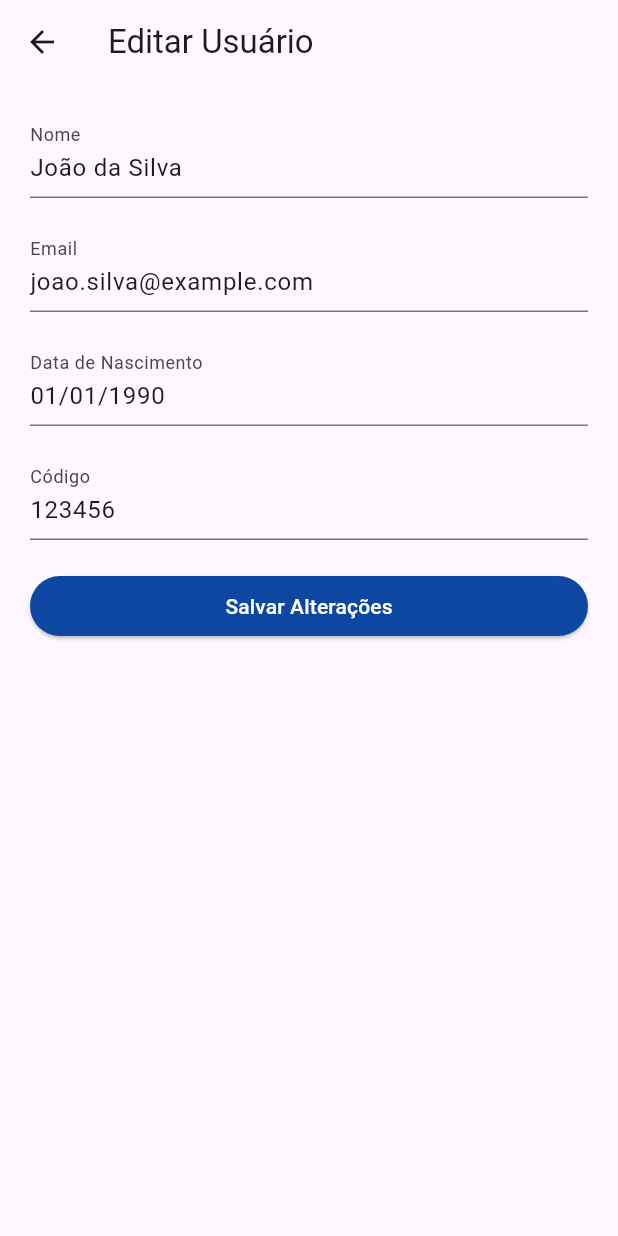
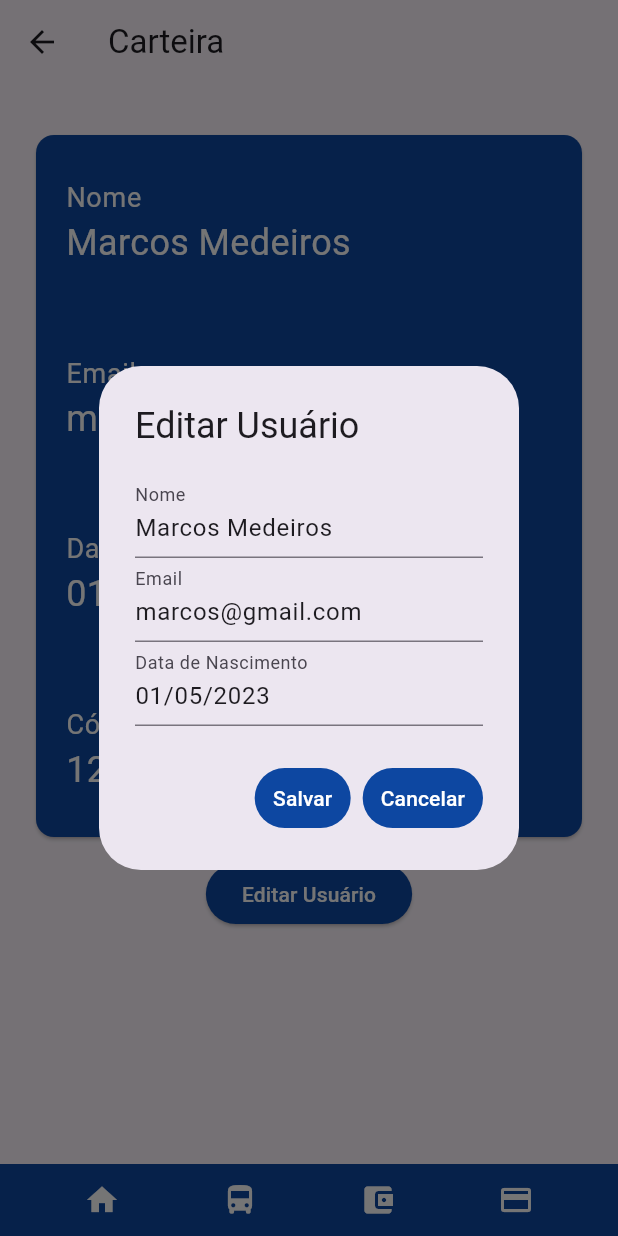
Before and after one commit to marcosmedeirros/ATUproject, a Flutter app: the Recarga screen opened directly, item 3 of the bottom bar chosen, after a tap on "Editar Usuário", on a phone screen of 412 x 824 dp. Run offline on Flutter 3.47's test engine with Material 3 defaults, Android fonts, the phone set to English and light mode, and no system bars; our stand-ins replace webview_flutter.

Commit message:
correções

```diff
--- a/lib/screens/carteira.dart
+++ b/lib/screens/carteira.dart
@@ -1,9 +1,7 @@
 import 'package:flutter/material.dart';
-import 'package:telalogin/screens/carteira.dart';
 import 'package:telalogin/screens/inicio.dart';
-import 'package:telalogin/screens/editar_usuario.dart';
 import 'package:telalogin/screens/mapa.dart';
-import 'package:telalogin/screens/recarga.dart'; // Importe a nova página aqui
+import 'package:telalogin/screens/recarga.dart';
 
 class Carteira extends StatefulWidget {
   const Carteira({Key? key});
@@ -14,10 +12,64 @@ class Carteira extends StatefulWidget {
 
 class _CarteiraState extends State<Carteira> {
   // Dados do usuário
-  final String nome = 'João da Silva';
-  final String email = 'joao.silva@example.com';
-  final String dataNascimento = '01/01/1990';
-  final String codigo = '123456';
+  String nome = 'Marcos Medeiros';
+  String email = 'marcos@gmail.com';
+  String dataNascimento = '01/05/2023';
+  String codigo = '123456';
+
+  // Função para exibir o popup de edição
+  void _showEditDialog() {
+    TextEditingController nomeController = TextEditingController(text: nome);
+    TextEditingController emailController = TextEditingController(text: email);
+    TextEditingController dataNascimentoController = TextEditingController(text: dataNascimento);
+
+    showDialog(
+      context: context,
+      builder: (BuildContext context) {
+        return AlertDialog(
+          title: Text('Editar Usuário'),
+          content: Column(
+            mainAxisSize: MainAxisSize.min,
+            children: [
+              TextField(
+                controller: nomeController,
+                decoration: InputDecoration(labelText: 'Nome'),
+              ),
+              TextField(
+                controller: emailController,
+                decoration: InputDecoration(labelText: 'Email'),
+              ),
+              TextField(
+                controller: dataNascimentoController,
+                decoration: InputDecoration(labelText: 'Data de Nascimento'),
+              ),
+            ],
+          ),
+          actions: <Widget>[
+            TextButton(
+              onPressed: () {
+                setState(() {
+                  nome = nomeController.text;
+                  email = emailController.text;
+                  dataNascimento = dataNascimentoController.text;
+                });
+                Navigator.of(context).pop();
+              },
+              child: Text('Salvar', style: TextStyle(color: Colors.white)),
+              style: TextButton.styleFrom(backgroundColor: Colors.blue[900]),
+            ),
+            TextButton(
+              onPressed: () {
+                Navigator.of(context).pop();
+              },
+              child: Text('Cancelar', style: TextStyle(color: Colors.white)),
+              style: TextButton.styleFrom(backgroundColor: Colors.blue[900]),
+            ),
+          ],
+        );
+      },
+    );
+  }
 
   @override
   Widget build(BuildContext context) {
@@ -88,26 +140,23 @@ class _CarteiraState extends State<Carteira> {
             style: ElevatedButton.styleFrom(
               backgroundColor: Colors.blue[900], // Define a cor do botão como Azul(900)
             ),
-            onPressed: () {
-              Navigator.push(
-                context,
-                MaterialPageRoute(builder: (_) => EditarUsuario()),
-              );
-            },
+            onPressed: _showEditDialog,
             child: Text(
               'Editar Usuário',
               style: TextStyle(color: Colors.white), // Define a cor do texto como branco
             ),
           ),
-          // Menu Inferior
+
           Expanded(
             child: Align(
               alignment: Alignment.bottomCenter,
+              child: Container(
+                color: Colors.blue[900],
                 child: Row(
                   mainAxisAlignment: MainAxisAlignment.spaceEvenly,
                   children: [
                     IconButton(
-                    icon: Icon(Icons.home),
+                      icon: Icon(Icons.home, color: Colors.white),
                       onPressed: () {
                         Navigator.push(
                           context,
@@ -116,7 +165,7 @@ class _CarteiraState extends State<Carteira> {
                       },
                     ),
                     IconButton(
-                    icon: Icon(Icons.directions_bus),
+                      icon: Icon(Icons.directions_bus, color: Colors.white),
                       onPressed: () {
                         Navigator.push(
                           context,
@@ -125,7 +174,7 @@ class _CarteiraState extends State<Carteira> {
                       },
                     ),
                     IconButton(
-                    icon: Icon(Icons.account_balance_wallet),
+                      icon: Icon(Icons.account_balance_wallet, color: Colors.white),
                       onPressed: () {
                         Navigator.push(
                           context,
@@ -134,7 +183,7 @@ class _CarteiraState extends State<Carteira> {
                       },
                     ),
                     IconButton(
-                    icon: Icon(Icons.credit_card),
+                      icon: Icon(Icons.credit_card, color: Colors.white),
                       onPressed: () {
                         Navigator.push(
                           context,
@@ -146,6 +195,7 @@ class _CarteiraState extends State<Carteira> {
                 ),
               ),
             ),
+          ),
         ],
       ),
     );
--- a/lib/screens/recarga.dart
+++ b/lib/screens/recarga.dart
@@ -2,6 +2,7 @@ import 'package:flutter/material.dart';
 import 'package:telalogin/screens/carteira.dart';
 import 'package:telalogin/screens/inicio.dart';
 import 'package:telalogin/screens/mapa.dart';
+import 'package:url_launcher/url_launcher.dart';
 
 class Recarga extends StatefulWidget {
   @override
@@ -36,14 +37,12 @@ class _RecargaState extends State<Recarga> {
                     controller: _valorController,
                     keyboardType: TextInputType.number,
                     decoration: InputDecoration(labelText: 'Adicionar Saldo'),
+                    enabled: false, // Campo desabilitado pq precisaria do banco
                   ),
                 ),
                 SizedBox(width: 10),
                 ElevatedButton(
-                  onPressed: () {
-                    double valorRecarga = double.tryParse(_valorController.text) ?? 0.0;
-                    Navigator.pop(context, valorRecarga); // Enviar valor de recarga
-                  },
+                  onPressed: null, // Desativa o botão por causa do banco
                   style: ElevatedButton.styleFrom(
                     backgroundColor: Colors.blue[900],
                   ),
@@ -71,12 +70,17 @@ class _RecargaState extends State<Recarga> {
           Padding(
             padding: const EdgeInsets.symmetric(horizontal: 20),
             child: ElevatedButton(
-              onPressed: () {
-                // Adicionar a lógica para recarregar aqui
+              onPressed: () async {
+                const url = 'https://wa.link/bt06ds';
+                if (await canLaunch(url)) {
+                  await launch(url);
+                } else {
+                  throw 'Não foi possível abrir o link $url';
+                }
               },
               style: ElevatedButton.styleFrom(
-                backgroundColor: Colors.blue[900], // Define a cor de fundo como Azul(900)
-                padding: EdgeInsets.symmetric(horizontal: 40), // Adiciona uma margem horizontal
+                backgroundColor: Colors.blue[900],
+                padding: EdgeInsets.symmetric(horizontal: 40),
               ),
               child: Padding(
                 padding: const EdgeInsets.all(20.0),
@@ -91,11 +95,13 @@ class _RecargaState extends State<Recarga> {
           Expanded(
             child: Align(
               alignment: Alignment.bottomCenter,
+              child: Container(
+                color: Colors.blue[900],
                 child: Row(
                   mainAxisAlignment: MainAxisAlignment.spaceEvenly,
                   children: [
                     IconButton(
-                    icon: Icon(Icons.home),
+                      icon: Icon(Icons.home, color: Colors.white),
                       onPressed: () {
                         Navigator.push(
                           context,
@@ -104,7 +110,7 @@ class _RecargaState extends State<Recarga> {
                       },
                     ),
                     IconButton(
-                    icon: Icon(Icons.directions_bus),
+                      icon: Icon(Icons.directions_bus, color: Colors.white),
                       onPressed: () {
                         Navigator.push(
                           context,
@@ -113,7 +119,7 @@ class _RecargaState extends State<Recarga> {
                       },
                     ),
                     IconButton(
-                    icon: Icon(Icons.account_balance_wallet),
+                      icon: Icon(Icons.account_balance_wallet, color: Colors.white),
                       onPressed: () {
                         Navigator.push(
                           context,
@@ -122,7 +128,7 @@ class _RecargaState extends State<Recarga> {
                       },
                     ),
                     IconButton(
-                    icon: Icon(Icons.credit_card),
+                      icon: Icon(Icons.credit_card, color: Colors.white),
                       onPressed: () {
                         Navigator.push(
                           context,
@@ -134,6 +140,7 @@ class _RecargaState extends State<Recarga> {
                 ),
               ),
             ),
+          ),
         ],
       ),
     );
--- a/pubspec.yaml
+++ b/pubspec.yaml
@@ -31,6 +31,7 @@ dependencies:
   flutter:
     sdk: flutter
   webview_flutter: ^2.0.13
+  url_launcher: ^6.0.9
 
 
   # The following adds the Cupertino Icons font to your application.
```
Also changed, not shown: lib/screens/inicio.dart (+34 -23 lines), lib/screens/login.dart (+38 -11 lines), pubspec.lock. Lines whose indentation alone changed are shown as unchanged.
